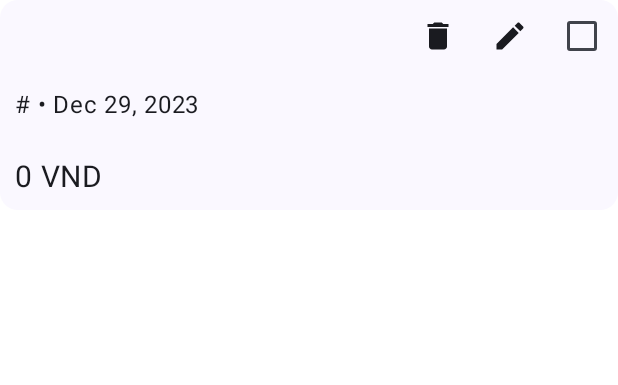
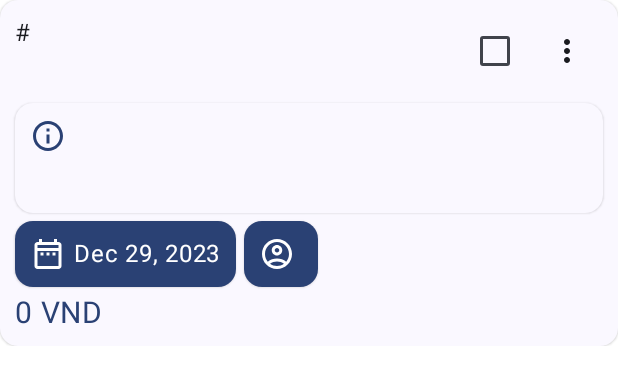
Before and after one commit to fowardslash/HDMGR, an Android app built with Jetpack Compose: the @Preview function GreetingPreview, on a phone screen of 412 x 824 dp. Shown: the top 385 px of the screen. Run offline under Robolectric (Android 15) with nearby library versions, the phone set to English and light mode, and no system bars.

Commit message:
1.2.0_20232912B: Cập nhật giao diện thẻ.

```diff
--- a/app/src/main/java/com/example/hdmgr/MainActivity.kt
+++ b/app/src/main/java/com/example/hdmgr/MainActivity.kt
@@ -1,5 +1,6 @@
 package com.example.hdmgr
 
+import android.annotation.SuppressLint
 import android.content.Context
 import android.content.Intent
 import android.database.Cursor
@@ -18,6 +19,8 @@ import androidx.compose.animation.fadeOut
 import androidx.compose.foundation.ExperimentalFoundationApi
 import androidx.compose.foundation.layout.Arrangement
 import androidx.compose.foundation.layout.Column
+import androidx.compose.foundation.layout.ExperimentalLayoutApi
+import androidx.compose.foundation.layout.FlowRow
 import androidx.compose.foundation.layout.Row
 import androidx.compose.foundation.layout.Spacer
 import androidx.compose.foundation.layout.fillMaxHeight
@@ -34,7 +37,10 @@ import androidx.compose.material.icons.Icons
 import androidx.compose.material.icons.filled.Add
 import androidx.compose.material.icons.filled.Delete
 import androidx.compose.material.icons.filled.Edit
+import androidx.compose.material.icons.filled.MoreVert
+import androidx.compose.material.icons.outlined.AccountCircle
 import androidx.compose.material.icons.outlined.Check
+import androidx.compose.material.icons.outlined.CheckCircle
 import androidx.compose.material.icons.outlined.DateRange
 import androidx.compose.material.icons.outlined.Home
 import androidx.compose.material.icons.outlined.Info
@@ -97,6 +103,7 @@ import androidx.navigation.compose.rememberNavController
 import com.example.hdmgr.db.DB
 import com.example.hdmgr.model.Receipt
 import com.example.hdmgr.ui.theme.HDMGRTheme
+import org.intellij.lang.annotations.JdkConstants.HorizontalAlignment
 import java.text.DateFormat
 import java.util.Date
 
@@ -245,9 +252,14 @@ fun MainView(name: String, modifier: Modifier = Modifier) {
     if(isAdding){
         InputDialog(onDismiss = { isAdding = false }, onConfirm = { r ->
             run {
+                if(r.getId() == "id"){
                     db.addReceipt(r)
                     getReceipts()
                     isAdding = false
+                } else {
+                    /* TODO */
+                }
+
             }
         }, receipt = curRec)
     }
@@ -430,34 +442,63 @@ fun MainView(name: String, modifier: Modifier = Modifier) {
     }
 }
 
+@OptIn(ExperimentalLayoutApi::class)
+@SuppressLint("RestrictedApi")
 @Composable
 fun RecCard(item: Receipt = Receipt(), modifier: Modifier = Modifier.fillMaxWidth(), onDelete: (id: String) -> Unit, onUpdate: (rec: Receipt) -> Unit){
     var isFinised by remember {
         mutableStateOf(item.isFinished)
     }
+    var isMenuOpened by remember {
+        mutableStateOf(false)
+    }
     ElevatedCard(colors = CardDefaults.cardColors(containerColor = MaterialTheme.colorScheme.background)) {
         val formatter: DateFormat = DateFormat.getDateInstance();
+        Column(Modifier
+            .padding(10.dp), verticalArrangement = Arrangement.spacedBy(5.dp)) {
             Row(horizontalArrangement = Arrangement.SpaceBetween, modifier = Modifier.fillMaxWidth()) {
                 Column(
                     Modifier
-                    .padding(10.dp)
-                    .weight(1.0f)) {
+                        .weight(1.0f), verticalArrangement = Arrangement.spacedBy(5.dp)) {
+                    Text(text = "#${item.getId()}", color = MaterialTheme.colorScheme.onBackground)
                     Text(text = item.getContent(), fontWeight = FontWeight.Bold, fontSize = 20.sp, color = MaterialTheme.colorScheme.onBackground)
-                Text(text = item.getNote(), color = MaterialTheme.colorScheme.onBackground)
-                Text(text = "#${item.getId()} • ${formatter.format(item.getDate())}", color = MaterialTheme.colorScheme.onBackground)
-                Text(text = item.getCustomer())
-                Row(verticalAlignment = Alignment.CenterVertically) {
-                    Text(text = "${item.getMoney()} VND", fontSize = 20.sp, color = MaterialTheme.colorScheme.onBackground)
+
+                }
+                Row() {
+                    Checkbox(checked = isFinised, onCheckedChange = { isFinised = !isFinised})
+                    IconButton(onClick = { isMenuOpened = true }) {
+                        Icon(imageVector = Icons.Filled.MoreVert, contentDescription = "Thêm")
+                        DropdownMenu(expanded = isMenuOpened, onDismissRequest = { isMenuOpened = false }) {
+                            DropdownMenuItem(text = { Text(text = "Sửa") }, onClick = { onUpdate(item); isMenuOpened = false })
+                            DropdownMenuItem(text = { Text(text = "Xóa") }, onClick = { onDelete(item.getId()); isMenuOpened= false })
                         }
                     }
-            Row() {
-                IconButton(onClick = { onDelete(item.getId()) }) {
-                    Icon(imageVector = Icons.Filled.Delete, contentDescription = "Xoá")
                 }
-                IconButton(onClick = { onUpdate(item) }) {
-                    Icon(imageVector = Icons.Filled.Edit, contentDescription = "Xoá")
         }
-                Checkbox(checked = isFinised, onCheckedChange = { isFinised = !isFinised})
+            ElevatedCard(colors = CardDefaults.cardColors(containerColor = MaterialTheme.colorScheme.background), modifier = Modifier.fillMaxWidth()) {
+                Column(Modifier.padding(10.dp), verticalArrangement = Arrangement.spacedBy(5.dp)) {
+                    Icon(imageVector = Icons.Outlined.Info, contentDescription = "", tint = MaterialTheme.colorScheme.primary)
+                    Text(text = item.getNote())
+                }
+            }
+            FlowRow(horizontalArrangement = Arrangement.spacedBy(5.dp), verticalArrangement = Arrangement.spacedBy(5.dp)) {
+                ElevatedCard(colors = CardDefaults.cardColors(containerColor = MaterialTheme.colorScheme.primary)) {
+                    Row(Modifier.padding(10.dp), verticalAlignment = Alignment.CenterVertically, horizontalArrangement = Arrangement.spacedBy(5.dp)) {
+                        Icon(imageVector = Icons.Outlined.DateRange, contentDescription = "")
+                        Text(text = formatter.format(item.getDate()))
+                    }
+                }
+                ElevatedCard(colors = CardDefaults.cardColors(containerColor = MaterialTheme.colorScheme.primary)) {
+                    Row(Modifier.padding(10.dp), verticalAlignment = Alignment.CenterVertically, horizontalArrangement = Arrangement.spacedBy(5.dp)) {
+                        Icon(imageVector = Icons.Outlined.AccountCircle, contentDescription = "")
+                        Text(text = item.getCustomer())
+                    }
+                }
+            }
+
+
+            Row(verticalAlignment = Alignment.CenterVertically) {
+                Text(text = "${item.getMoney()} VND", fontSize = 20.sp, color = MaterialTheme.colorScheme.primary)
             }
         }
 
@@ -490,7 +531,7 @@ fun ChipArray(onFilter: (result: SnapshotStateList<Boolean>) -> Unit, modifier:
 fun InputDialog(
     onDismiss: () -> Unit,
     onConfirm: (Receipt) -> Unit,
-    receipt: Receipt? = Receipt(),
+    receipt: Receipt? = Receipt("init"),
 ){
     var content by remember {
         mutableStateOf(receipt?.getContent() ?: "")
@@ -509,9 +550,6 @@ fun InputDialog(
     }
     fun confirmAdd(){
         val rec = Receipt("id", content, price, customer, note, Date())
-        if(receipt?.getId() == ""){
-            /* TODO */
-        } else
         onConfirm(rec)
     }
     Dialog(onDismissRequest = {onDismiss()}) {
--- a/app/src/main/java/com/example/hdmgr/model/Receipt.kt
+++ b/app/src/main/java/com/example/hdmgr/model/Receipt.kt
@@ -25,6 +25,9 @@ open class Receipt() {
     var dueDate: Date = Date()
     var isFinished: Boolean = false
     private val products: ArrayList<Products> = ArrayList()
+    constructor(id: String) : this() {
+        this.id = id
+    }
     constructor(id: String, content: String, money: Int, customer: String, note: String, date: Date) : this() {
         this.id = id
         this.content = content
--- a/app/src/main/java/com/example/hdmgr/ui/theme/Theme.kt
+++ b/app/src/main/java/com/example/hdmgr/ui/theme/Theme.kt
@@ -56,13 +56,12 @@ fun HDMGRTheme(
     dynamicColor: Boolean = true,
     content: @Composable () -> Unit
 ) {
-
+    val context = LocalContext.current
+    val pref = UserPrefs(context)
+    val darkModeState by pref.getDarkModeState().collectAsState(initial = 0)
+    ThemeState.isLight = darkModeState
     val colorScheme = when {
         dynamicColor && Build.VERSION.SDK_INT >= Build.VERSION_CODES.S -> {
-            val context = LocalContext.current
-            val pref = UserPrefs(context)
-            val darkModeState by pref.getDarkModeState().collectAsState(initial = 0)
-            ThemeState.isLight = darkModeState
             if(ThemeState.isLight == 0){
                 if (darkTheme) dynamicDarkColorScheme(context) else dynamicLightColorScheme(context)
             } else if(ThemeState.isLight == 1) {
```
Lines whose indentation alone changed are shown as unchanged.
